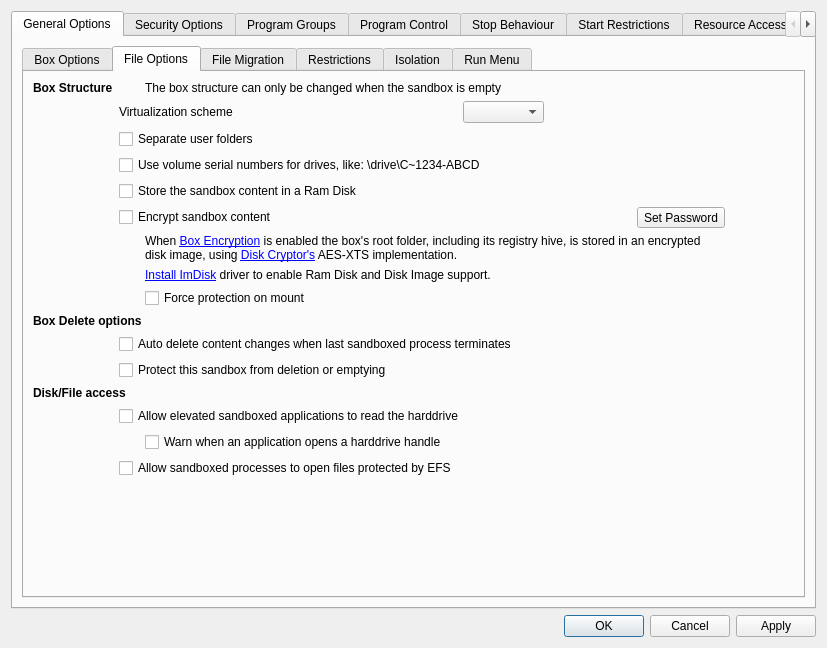
First picture: the form in SandboxiePlus/SandMan/Forms/OptionsWindow.ui, repository sandboxie-plus/Sandboxie, before the edit.
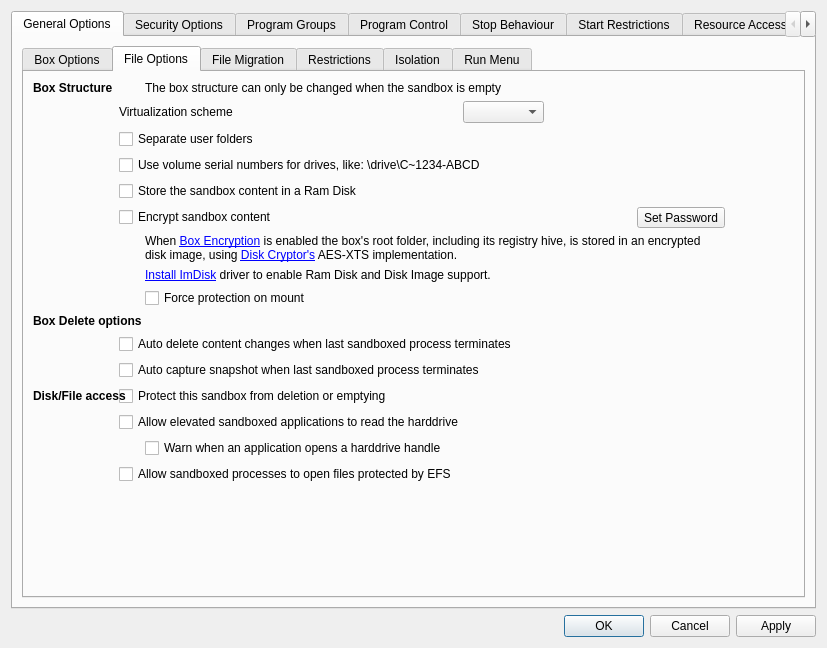
Second picture: the form after the edit. The open tabs and pages were chosen to show the change.

Commit message:
添加自动快照捕获功能
在 `OptionsWindow.ui` 中新增复选框 `chkAutoSnapCapture`，用于在最后一个沙盒进程终止时自动捕获快照，并调整相关控件的位置和属性。更新全局设置以保存该选项。

在 `SandMan.cpp` 的 `OnBoxClosed` 函数中添加对 `AutoSnapCapture` 的检查，确保在沙盒关闭时自动捕获快照并记录日志。

在 `OptionsGeneral.cpp` 中更新 `LoadGeneral` 和 `SaveGeneral` 函数，以加载和保存 `AutoSnapCapture` 选项的设置。

Patch:
```diff
--- a/SandboxiePlus/SandMan/Forms/OptionsWindow.ui
+++ b/SandboxiePlus/SandMan/Forms/OptionsWindow.ui
@@ -405,6 +405,13 @@
                 </widget>
                </item>
                <item row="11" column="1" colspan="6">
+                 <widget class="QCheckBox" name="chkAutoSnapCapture">
+                  <property name="text">
+                   <string>Auto capture snapshot when last sandboxed process terminates</string>
+                  </property>
+                 </widget>
+                </item>
+                <item row="12" column="1" colspan="6">
                 <widget class="QCheckBox" name="chkProtectBox">
                  <property name="toolTip">
                   <string>Partially checked means prevent box removal but not content deletion.</string>
```
Left out of the diff: 1 changed line with no effect on the pictures. Lines whose indentation alone changed are shown as unchanged. The commit also changes 2 other files.
